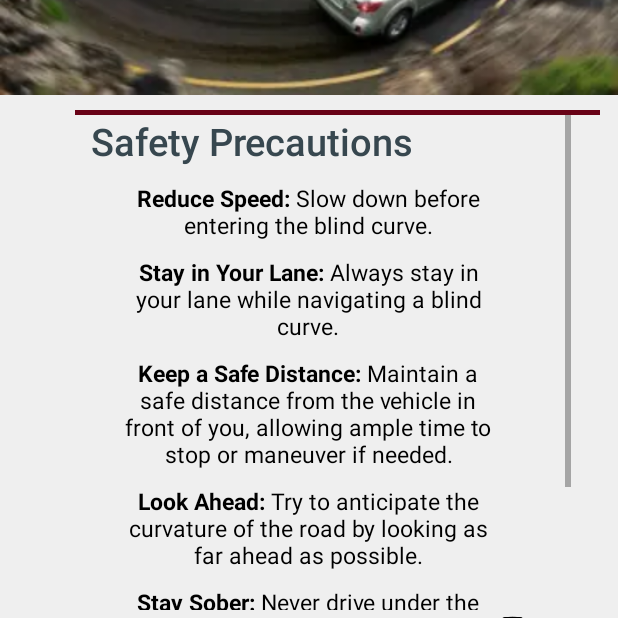
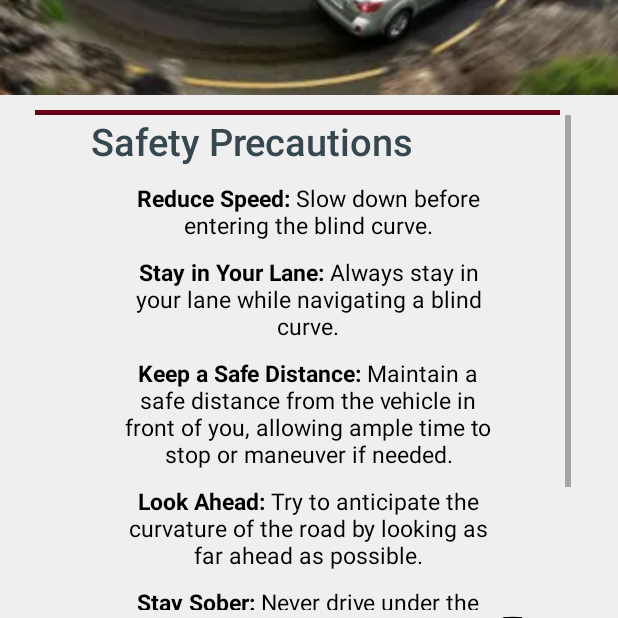
Before and after one commit to iimiii/curvision, an Android app: the emergencypage screen opened directly, with no data from a screen before it, on a phone screen of 412 x 824 dp, the part 446-1064 px from its top. Run offline under Robolectric (Android 15) with nearby library versions, the phone set to English and light mode, and no system bars.

Commit message:
update 3/18

```diff
--- a/app/src/main/res/layout/emergencypage.xml
+++ b/app/src/main/res/layout/emergencypage.xml
@@ -42,8 +42,9 @@
         android:layout_height="wrap_content">
 
         <ImageView
-            android:layout_width="450dp"
+            android:layout_width="wrap_content"
             android:layout_height="wrap_content"
+            android:layout_marginStart="23dp"
             android:layout_marginTop="10dp"
             android:contentDescription="@string/todo"
             android:src="@drawable/line"
--- a/app/src/main/res/layout/historypage.xml
+++ b/app/src/main/res/layout/historypage.xml
@@ -38,9 +38,10 @@
         android:layout_height="wrap_content">
 
         <ImageView
-            android:layout_width="450dp"
+            android:layout_width="wrap_content"
             android:layout_height="wrap_content"
             android:layout_marginTop="10dp"
+            android:layout_marginStart="23dp"
             android:contentDescription="@string/todo"
             android:src="@drawable/line" />
     </LinearLayout>
```
